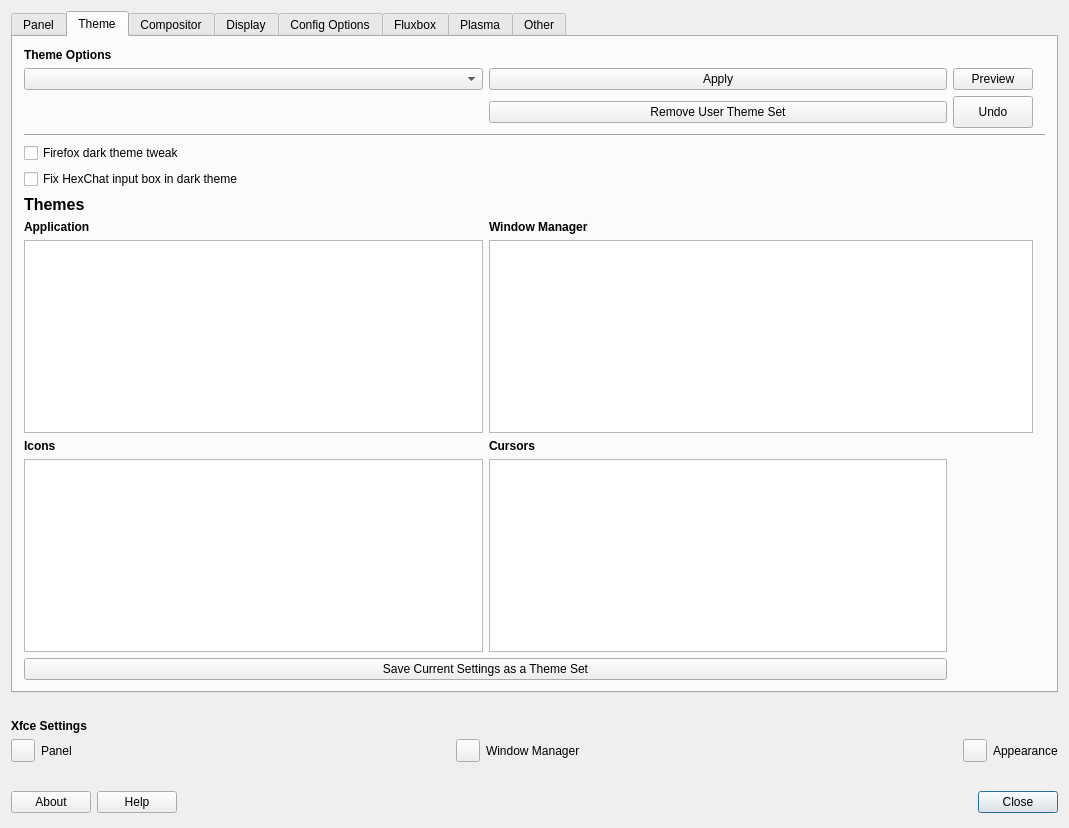
First picture: the form in defaultlook.ui, repository MX-Linux/mx-tweak, before the edit.
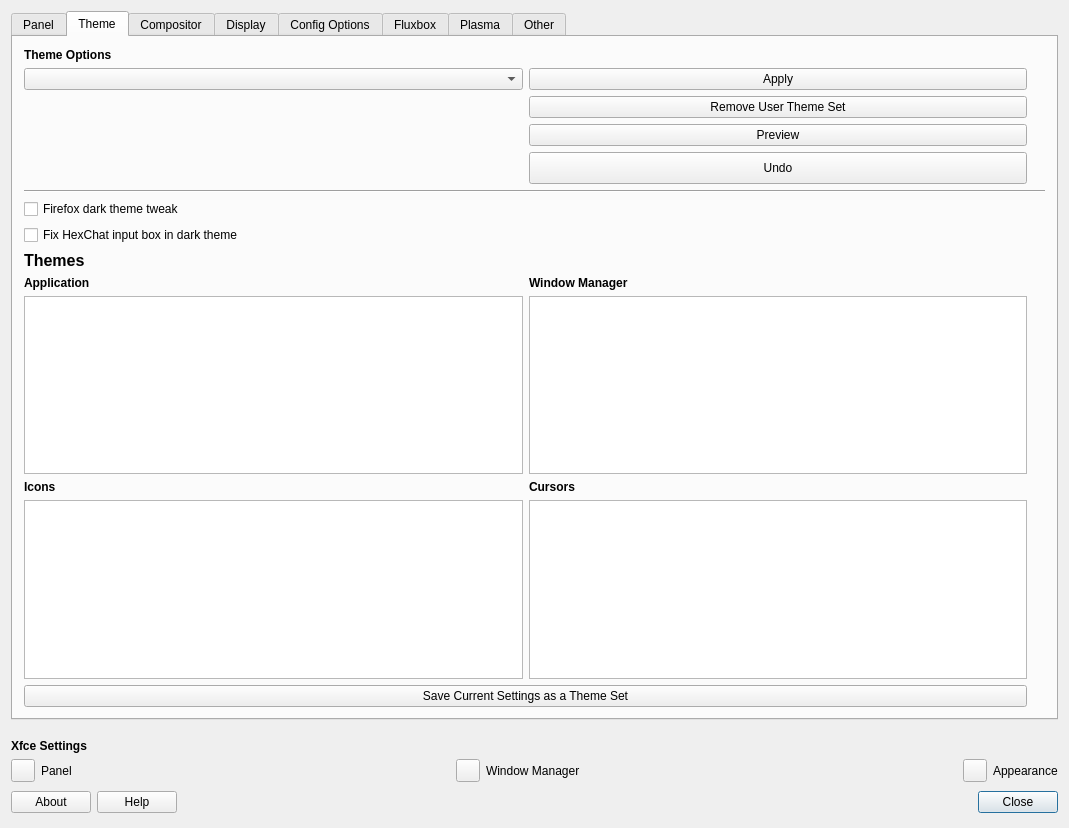
Second picture: the form after the edit. Icons and pictures are not drawn.

Commit message: deprecate preview and undo theme buttons

What changed in the file:
```diff
--- a/defaultlook.ui
+++ b/defaultlook.ui
@@ -481,63 +481,21 @@
          <property name="sizeConstraint">
           <enum>QLayout::SetNoConstraint</enum>
          </property>
-         <item row="0" column="0">
-          <widget class="QLabel" name="label">
-           <property name="font">
-            <font>
-             <bold>true</bold>
-            </font>
-           </property>
-           <property name="text">
-            <string>Theme Options</string>
-           </property>
-          </widget>
-         </item>
-         <item row="1" column="2">
-          <widget class="QPushButton" name="pushButtonPreview">
-           <property name="text">
-            <string>Preview</string>
-           </property>
-          </widget>
-         </item>
-         <item row="8" column="1" colspan="2">
-          <widget class="QListWidget" name="listWidgetWMtheme"/>
-         </item>
-         <item row="4" column="0">
-          <widget class="QCheckBox" name="checkFirefox">
-           <property name="toolTip">
-            <string>Fix some website fields when using dark theme</string>
-           </property>
-           <property name="text">
-            <string>Firefox dark theme tweak</string>
-           </property>
-          </widget>
-         </item>
-         <item row="2" column="1">
-          <widget class="QPushButton" name="pushButtonRemoveUserThemeSet">
-           <property name="text">
-            <string>Remove User Theme Set</string>
-           </property>
-           <property name="icon">
-            <iconset theme="list-remove">
-             <normaloff>.</normaloff>.</iconset>
-           </property>
-          </widget>
-         </item>
-         <item row="6" column="0">
+         <item row="8" column="0">
           <widget class="QLabel" name="label_31">
            <property name="text">
             <string>&lt;html&gt;&lt;head/&gt;&lt;body&gt;&lt;p&gt;&lt;span style=&quot; font-size:12pt; font-weight:600;&quot;&gt;Themes&lt;/span&gt;&lt;/p&gt;&lt;/body&gt;&lt;/html&gt;</string>
            </property>
           </widget>
          </item>
-         <item row="8" column="0">
-          <widget class="QListWidget" name="listWidgetTheme"/>
-         </item>
-         <item row="7" column="0">
-          <widget class="QLabel" name="label_28">
+         <item row="13" column="0" colspan="2">
+          <widget class="QPushButton" name="pushButtonSettingsToThemeSet">
            <property name="text">
-            <string>&lt;html&gt;&lt;head/&gt;&lt;body&gt;&lt;p&gt;&lt;span style=&quot; font-weight:600;&quot;&gt;Application&lt;/span&gt;&lt;/p&gt;&lt;/body&gt;&lt;/html&gt;</string>
+            <string>Save Current Settings as a Theme Set</string>
+           </property>
+           <property name="icon">
+            <iconset theme="document-save">
+             <normaloff>.</normaloff>.</iconset>
            </property>
           </widget>
          </item>
@@ -567,21 +525,111 @@
            </property>
           </widget>
          </item>
-         <item row="3" column="0" colspan="5">
+         <item row="12" column="1">
+          <widget class="QListWidget" name="listWidgetCursorThemes"/>
+         </item>
+         <item row="7" column="0" colspan="2">
+          <widget class="QCheckBox" name="checkHexchat">
+           <property name="text">
+            <string>Fix HexChat input box in dark theme</string>
+           </property>
+          </widget>
+         </item>
+         <item row="11" column="1">
+          <widget class="QLabel" name="label_33">
+           <property name="text">
+            <string>&lt;html&gt;&lt;head/&gt;&lt;body&gt;&lt;p&gt;&lt;span style=&quot; font-weight:600;&quot;&gt;Cursors&lt;/span&gt;&lt;/p&gt;&lt;/body&gt;&lt;/html&gt;</string>
+           </property>
+          </widget>
+         </item>
+         <item row="1" column="0">
+          <widget class="QComboBox" name="comboTheme">
+           <property name="sizePolicy">
+            <sizepolicy hsizetype="Minimum" vsizetype="Fixed">
+             <horstretch>0</horstretch>
+             <verstretch>0</verstretch>
+            </sizepolicy>
+           </property>
+          </widget>
+         </item>
+         <item row="12" column="0">
+          <widget class="QListWidget" name="listWidgeticons"/>
+         </item>
+         <item row="10" column="1">
+          <widget class="QListWidget" name="listWidgetWMtheme"/>
+         </item>
+         <item row="5" column="0" colspan="5">
           <widget class="Line" name="line_3">
            <property name="orientation">
             <enum>Qt::Horizontal</enum>
            </property>
           </widget>
          </item>
-         <item row="5" column="0" colspan="2">
-          <widget class="QCheckBox" name="checkHexchat">
+         <item row="11" column="0">
+          <widget class="QLabel" name="label_30">
            <property name="text">
-            <string>Fix HexChat input box in dark theme</string>
+            <string>&lt;html&gt;&lt;head/&gt;&lt;body&gt;&lt;p&gt;&lt;span style=&quot; font-weight:600;&quot;&gt;Icons&lt;/span&gt;&lt;/p&gt;&lt;/body&gt;&lt;/html&gt;</string>
            </property>
           </widget>
          </item>
-         <item row="2" column="2">
+         <item row="2" column="1">
+          <widget class="QPushButton" name="pushButtonRemoveUserThemeSet">
+           <property name="text">
+            <string>Remove User Theme Set</string>
+           </property>
+           <property name="icon">
+            <iconset theme="list-remove">
+             <normaloff>.</normaloff>.</iconset>
+           </property>
+          </widget>
+         </item>
+         <item row="10" column="0">
+          <widget class="QListWidget" name="listWidgetTheme"/>
+         </item>
+         <item row="9" column="0">
+          <widget class="QLabel" name="label_28">
+           <property name="text">
+            <string>&lt;html&gt;&lt;head/&gt;&lt;body&gt;&lt;p&gt;&lt;span style=&quot; font-weight:600;&quot;&gt;Application&lt;/span&gt;&lt;/p&gt;&lt;/body&gt;&lt;/html&gt;</string>
+           </property>
+          </widget>
+         </item>
+         <item row="9" column="1">
+          <widget class="QLabel" name="label_29">
+           <property name="text">
+            <string>&lt;html&gt;&lt;head/&gt;&lt;body&gt;&lt;p&gt;&lt;span style=&quot; font-weight:600;&quot;&gt;Window Manager&lt;/span&gt;&lt;/p&gt;&lt;/body&gt;&lt;/html&gt;</string>
+           </property>
+          </widget>
+         </item>
+         <item row="0" column="0">
+          <widget class="QLabel" name="label">
+           <property name="font">
+            <font>
+             <bold>true</bold>
+            </font>
+           </property>
+           <property name="text">
+            <string>Theme Options</string>
+           </property>
+          </widget>
+         </item>
+         <item row="3" column="1">
+          <widget class="QPushButton" name="pushButtonPreview">
+           <property name="text">
+            <string>Preview</string>
+           </property>
+          </widget>
+         </item>
+         <item row="6" column="0">
+          <widget class="QCheckBox" name="checkFirefox">
+           <property name="toolTip">
+            <string>Fix some website fields when using dark theme</string>
+           </property>
+           <property name="text">
+            <string>Firefox dark theme tweak</string>
+           </property>
+          </widget>
+         </item>
+         <item row="4" column="1">
           <widget class="QPushButton" name="buttonThemeUndo">
            <property name="minimumSize">
             <size>
@@ -594,54 +642,6 @@
            </property>
           </widget>
          </item>
-         <item row="11" column="0" colspan="2">
-          <widget class="QPushButton" name="pushButtonSettingsToThemeSet">
-           <property name="text">
-            <string>Save Current Settings as a Theme Set</string>
-           </property>
-           <property name="icon">
-            <iconset theme="document-save">
-             <normaloff>.</normaloff>.</iconset>
-           </property>
-          </widget>
-         </item>
-         <item row="7" column="1">
-          <widget class="QLabel" name="label_29">
-           <property name="text">
-            <string>&lt;html&gt;&lt;head/&gt;&lt;body&gt;&lt;p&gt;&lt;span style=&quot; font-weight:600;&quot;&gt;Window Manager&lt;/span&gt;&lt;/p&gt;&lt;/body&gt;&lt;/html&gt;</string>
-           </property>
-          </widget>
-         </item>
-         <item row="1" column="0">
-          <widget class="QComboBox" name="comboTheme">
-           <property name="sizePolicy">
-            <sizepolicy hsizetype="Minimum" vsizetype="Fixed">
-             <horstretch>0</horstretch>
-             <verstretch>0</verstretch>
-            </sizepolicy>
-           </property>
-          </widget>
-         </item>
-         <item row="10" column="0">
-          <widget class="QListWidget" name="listWidgeticons"/>
-         </item>
-         <item row="9" column="0">
-          <widget class="QLabel" name="label_30">
-           <property name="text">
-            <string>&lt;html&gt;&lt;head/&gt;&lt;body&gt;&lt;p&gt;&lt;span style=&quot; font-weight:600;&quot;&gt;Icons&lt;/span&gt;&lt;/p&gt;&lt;/body&gt;&lt;/html&gt;</string>
-           </property>
-          </widget>
-         </item>
-         <item row="9" column="1">
-          <widget class="QLabel" name="label_33">
-           <property name="text">
-            <string>&lt;html&gt;&lt;head/&gt;&lt;body&gt;&lt;p&gt;&lt;span style=&quot; font-weight:600;&quot;&gt;Cursors&lt;/span&gt;&lt;/p&gt;&lt;/body&gt;&lt;/html&gt;</string>
-           </property>
-          </widget>
-         </item>
-         <item row="10" column="1">
-          <widget class="QListWidget" name="listWidgetCursorThemes"/>
-         </item>
         </layout>
        </item>
       </layout>
```
The commit also changes 1 other file.
